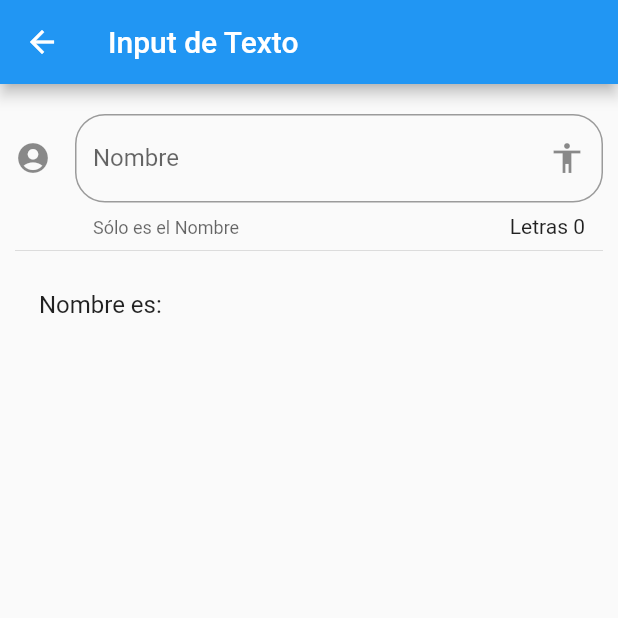
After one commit to Yaniel21/flutter, a Flutter app: the InputPage screen opened by its route, on a phone screen of 412 x 824 dp, the top half of it. The commit adds this screen. Run offline on Flutter 3.47's test engine with Material 2 defaults, Android fonts, the phone set to English and light mode, and no system bars.

Commit message:
input persona

```diff
--- a/componentes/data/menu_opts.json
+++ b/componentes/data/menu_opts.json
@@ -20,6 +20,11 @@
             "ruta" : "animatedContainer",
             "icon" : "donut_large",
             "texto": "Animated Container"
+        },
+        {
+            "ruta" : "inputs",
+            "icon" : "input",
+            "texto": "Inputs"
         }
 
     ]
--- /dev/null
+++ b/componentes/lib/src/pages/input_page.dart
@@ -0,0 +1,54 @@
+import 'package:flutter/material.dart';
+
+class InputPage extends StatefulWidget {
+  @override
+  _InputPageState createState() => _InputPageState();
+}
+
+class _InputPageState extends State<InputPage> {
+  String _nombre = '';
+  @override
+  Widget build(BuildContext context) {
+    return Scaffold(
+      appBar: AppBar(
+        title: Text('Input de Texto'),
+      ),
+      body: ListView(
+        padding: EdgeInsets.symmetric(horizontal: 10.0, vertical: 20.0),
+        children: <Widget>[
+          _crearInput(),
+          Divider(),
+          _crearPersona(),
+        ],
+      ),
+    );
+  }
+
+  Widget _crearInput() {
+    return TextField(
+      //autofocus: true,
+      textCapitalization: TextCapitalization.words,
+      decoration: InputDecoration(
+        border: OutlineInputBorder(borderRadius: BorderRadius.circular(20.0)),
+        counter: Text('Letras ${_nombre.length}'),
+        hintText: 'Nombre de la persona',
+        labelText: 'Nombre',
+        helperText: 'Sólo es el Nombre',
+        suffixIcon: Icon(Icons.accessibility),
+        icon: Icon(Icons.account_circle),
+      ),
+      onChanged: (valor) {
+        setState(() {
+          _nombre = valor;
+        });
+      },
+    );
+  }
+
+  Widget _crearPersona() {
+    return ListTile(
+
+      title: Text('Nombre es: $_nombre'),
+    );
+  }
+}
--- a/componentes/lib/src/routes/routes.dart
+++ b/componentes/lib/src/routes/routes.dart
@@ -3,6 +3,7 @@ import 'package:componentes/src/pages/animated_container.dart';
 import 'package:componentes/src/pages/avatar_page.dart';
 import 'package:componentes/src/pages/card_page.dart';
 import 'package:componentes/src/pages/home_page.dart';
+import 'package:componentes/src/pages/input_page.dart';
 import 'package:flutter/material.dart';
 
 Map<String, WidgetBuilder> getApplicationRoutes() {
@@ -12,6 +13,7 @@ Map<String, WidgetBuilder> getApplicationRoutes() {
     'avatar': (BuildContext context) => AvatarPage(),
     'card'   : ( BuildContext context) => CardPage(),
     'animatedContainer'   : ( BuildContext context) => AnimatedContainerPage(),
+    'inputs'   : ( BuildContext context) => InputPage(),
   };
 
 
--- a/componentes/lib/src/utils/icono_string_util.dart
+++ b/componentes/lib/src/utils/icono_string_util.dart
@@ -6,6 +6,7 @@ final _icons = <String, IconData>{
   'folder_open:': Icons.folder_open,
   'folder_open': Icons.folder_open,
   'donut_large': Icons.donut_large,
+  'input': Icons.input,
 
 };
 
```
